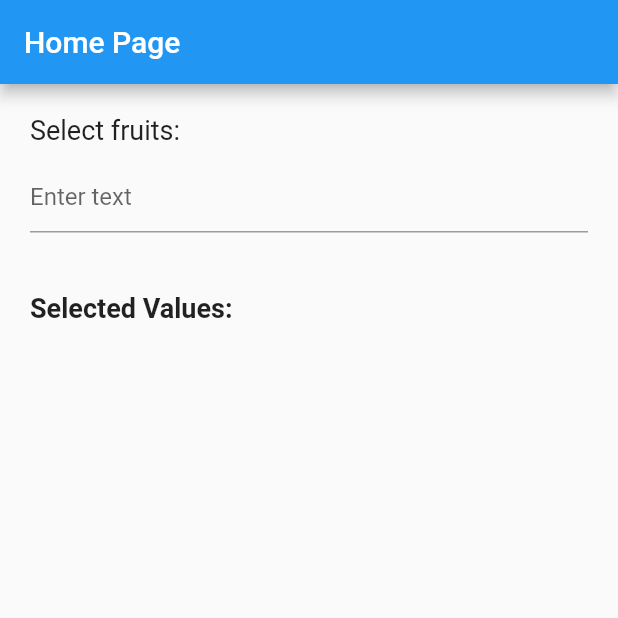
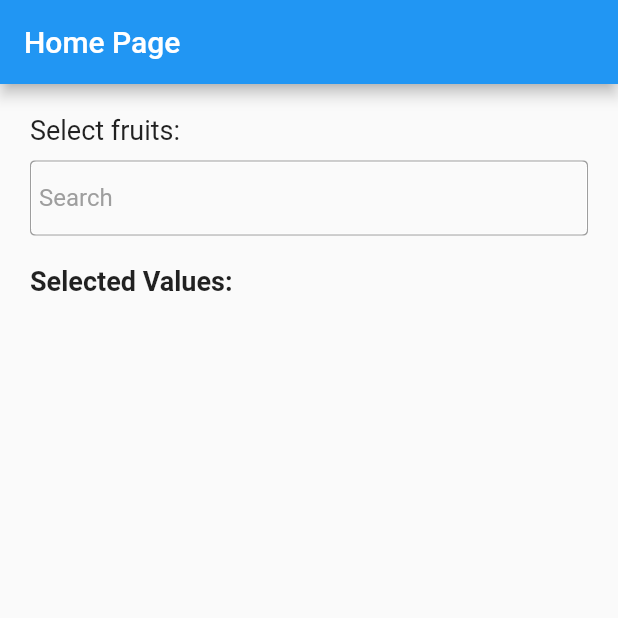
Before and after one commit to angreatharva/Custom_AutoComplete_Widget_Flutter, a Flutter app: the screen it shows after launch, on a phone screen of 412 x 824 dp, the top half of it. Run offline on Flutter 3.47's test engine with Material 2 defaults, Android fonts, the light colour scheme and no system bars; our stand-ins replace dio, flutter_easyloading, get, get_storage, shared_preferences; Roboto replaces fonts that are missing (Arial).

Commit message:
New UI Changes

```diff
--- a/lib/widgets/custom_autocomplete.dart
+++ b/lib/widgets/custom_autocomplete.dart
@@ -64,15 +64,18 @@ class _CustomAutocompleteState extends State<CustomAutocomplete> {
   @override
   Widget build(BuildContext context) {
     return Column(
+      children: [
+        Container(
+          decoration: BoxDecoration(
+            borderRadius: BorderRadius.circular(3),
+            border: Border.all(
+              color: Colors.grey,
+              width: 1,
+            ),
+          ),
+          child: Column(
             crossAxisAlignment: CrossAxisAlignment.start,
             children: [
-        TextField(
-          controller: _textEditingController,
-          decoration: InputDecoration(
-            hintText: 'Enter text',
-          ),
-        ),
-        SizedBox(height: 10),
               Wrap(
                 spacing: 8.0,
                 runSpacing: 4.0,
@@ -85,10 +88,37 @@ class _CustomAutocompleteState extends State<CustomAutocomplete> {
                 )
                     .toList(),
               ),
-        SizedBox(height: 10),
+              TextFormField(
+                controller: _textEditingController,
+                decoration: InputDecoration(
+                  enabledBorder: OutlineInputBorder(
+                      borderSide: BorderSide(
+                          width: 0,
+                          color: Colors.white),
+                      borderRadius:
+                      BorderRadius.circular(3.0)),
+                  focusedBorder: OutlineInputBorder(
+                    borderSide: BorderSide(
+                        width: 0,
+                        color: Colors.white),
+                    borderRadius:
+                    BorderRadius.circular(3.0),
+                  ),
+                  hintText: 'Search',
+                  contentPadding: EdgeInsets.all(5),
+                  hintStyle: TextStyle(color: Colors.grey, fontFamily: 'Arial'),
+                  labelStyle: TextStyle(color: Colors.grey, fontFamily: 'Arial'),
+                  border: InputBorder.none,
+                ),
+              ),
+            ],
+          ),
+        ),
         if (_filteredSuggestions.isNotEmpty)
           Container(
             height: 200, // Set the height of the suggestion list
+            child: Scrollbar(
+              thumbVisibility:true,
               child: ListView.builder(
                 itemCount: _filteredSuggestions.length,
                 itemBuilder: (context, index) {
@@ -98,11 +128,11 @@ class _CustomAutocompleteState extends State<CustomAutocomplete> {
                     child: Padding(
                       padding: const EdgeInsets.symmetric(vertical: 0),
                       child: Container(
-                      decoration: BoxDecoration(
-                        border: Border(
-                          bottom: BorderSide(color: Colors.grey.shade300),
-                        ),
-                      ),
+                        // decoration: BoxDecoration(
+                        //   border: Border(
+                        //     bottom: BorderSide(color: Colors.grey.shade300),
+                        //   ),
+                        // ),
                         child: ListTile(
                           contentPadding: EdgeInsets.symmetric(vertical: 0.0),
                           title: Text(
@@ -114,6 +144,7 @@ class _CustomAutocompleteState extends State<CustomAutocomplete> {
                     ),
                   );
                 },
+              ),
             ),
           ),
         if (_filteredSuggestions.isEmpty && _textEditingController.text.isNotEmpty)
```
Lines whose indentation alone changed are shown as unchanged.
